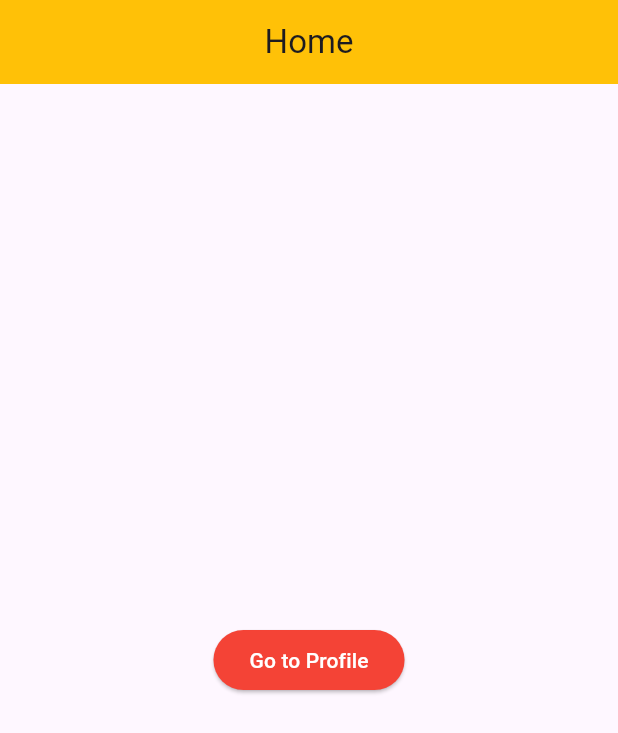
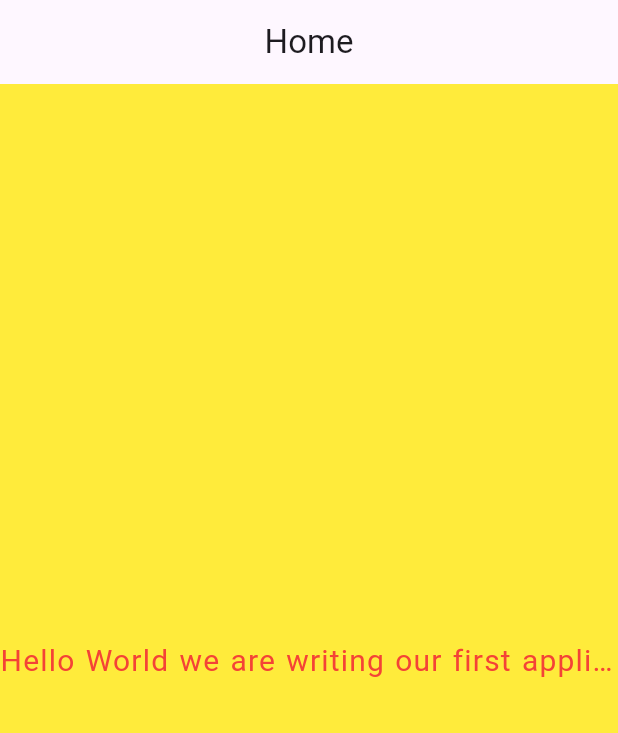
Before and after one commit to wahiduzzamanbappy/live_class_projects, a Flutter app: the screen it shows after launch, on a phone screen of 412 x 824 dp. Shown: the top 733 px of the screen. Run offline on Flutter 3.47's test engine with Material 3 defaults, Android fonts, the light colour scheme and no system bars.

Commit message:
Code added

```diff
--- a/lib/main.dart
+++ b/lib/main.dart
@@ -1,116 +1,48 @@
 import 'package:flutter/material.dart';
 
+// reformat
+// ctl + shift + l // cmd + shift + l
+
+// suggestion
+// ctl + space
+
+// var, dynamic
+
 void main() {
-  runApp(const MyApp());
+  runApp(HelloWorldApp());
 }
 
-class MyApp extends StatelessWidget {
-  const MyApp({super.key});
-
+class HelloWorldApp extends StatelessWidget {
   @override
   Widget build(BuildContext context) {
     return MaterialApp(
-      debugShowCheckedModeBanner: false,
-      title: 'Flutter Demo',
-      theme: ThemeData(
-        colorScheme: ColorScheme.fromSeed(seedColor: Colors.deepPurple),
-        useMaterial3: true,
-        appBarTheme: const AppBarTheme(
-          backgroundColor: Colors.amber,
+      debugShowCheckedModeBanner: true,
+      title: 'Hello World App',
+      home: Scaffold(
+        backgroundColor: Colors.yellow,
+        appBar: AppBar(
+          title: const Text('Home'),
+          centerTitle: true,
         ),
-        elevatedButtonTheme: ElevatedButtonThemeData(
-          style: ElevatedButton.styleFrom(
-            backgroundColor: Colors.red,
-            foregroundColor: Colors.white,
+        body: const Center(
+          child: Text(
+            'Hello World we are writing our first application code with flutter',
+            textAlign: TextAlign.justify,
+            maxLines: 1,
+            style: TextStyle(
+              fontSize: 20,
+              color: Colors.red,
+              fontWeight: FontWeight.w400,
+              letterSpacing: 0.8,
+              height: 1.5,
+              // backgroundColor: Colors.black,
+              wordSpacing: 1,
+              // decoration: TextDecoration.lineThrough,
+              overflow: TextOverflow.ellipsis,
+            ),
           ),
-        ),
-        inputDecorationTheme: const InputDecorationTheme(),
-      ),
-      home: const MyHomePage(),
-    );
-  }
-}
-
-class MyHomePage extends StatelessWidget {
-  const MyHomePage({super.key});
-
-  @override
-  Widget build(BuildContext context) {
-    return Scaffold(
-      appBar: AppBar(
-        title: const Text('Home'),
-        centerTitle: true,
-      ),
-      body: Center(
-        child: Column(
-          crossAxisAlignment: CrossAxisAlignment.center,
-          mainAxisAlignment: MainAxisAlignment.center,
-          children: [
-            ElevatedButton(
-              onPressed: () {
-                Navigator.push(
-                  context,
-                  MaterialPageRoute(builder: (context) => const Profile()),
-                );
-              },
-              child: const Text('Go to Profile'),
-            ),
-          ],
         ),
       ),
     );
   }
 }
-
-class Profile extends StatelessWidget {
-  const Profile({super.key});
-
-  @override
-  Widget build(BuildContext context) {
-    return Scaffold(
-      appBar: AppBar(
-        title: const Text('Profile'),
-      ),
-      body: Center(
-        child: Column(
-          crossAxisAlignment: CrossAxisAlignment.center,
-          mainAxisAlignment: MainAxisAlignment.center,
-          children: [
-            ElevatedButton(
-              onPressed: () {
-                Navigator.pushReplacement(
-                  context,
-                  MaterialPageRoute(
-                    builder: (context) => const Settings(),
-                  ),
-                );
-              },
-              child: const Text('Go to Settings'),
-            ),
-          ],
-        ),
-      ),
-    );
-  }
-}
-
-class Settings extends StatelessWidget {
-  const Settings({super.key});
-
-  @override
-  Widget build(BuildContext context) {
-    return Scaffold(
-      appBar: AppBar(
-        title: const Text('Settings'),
-      ),
-      body: Column(
-        children: [
-          ElevatedButton(
-            onPressed: () {},
-            child: const Text('Home'),
-          ),
-        ],
-      ),
-    );
-  }
-}
```
